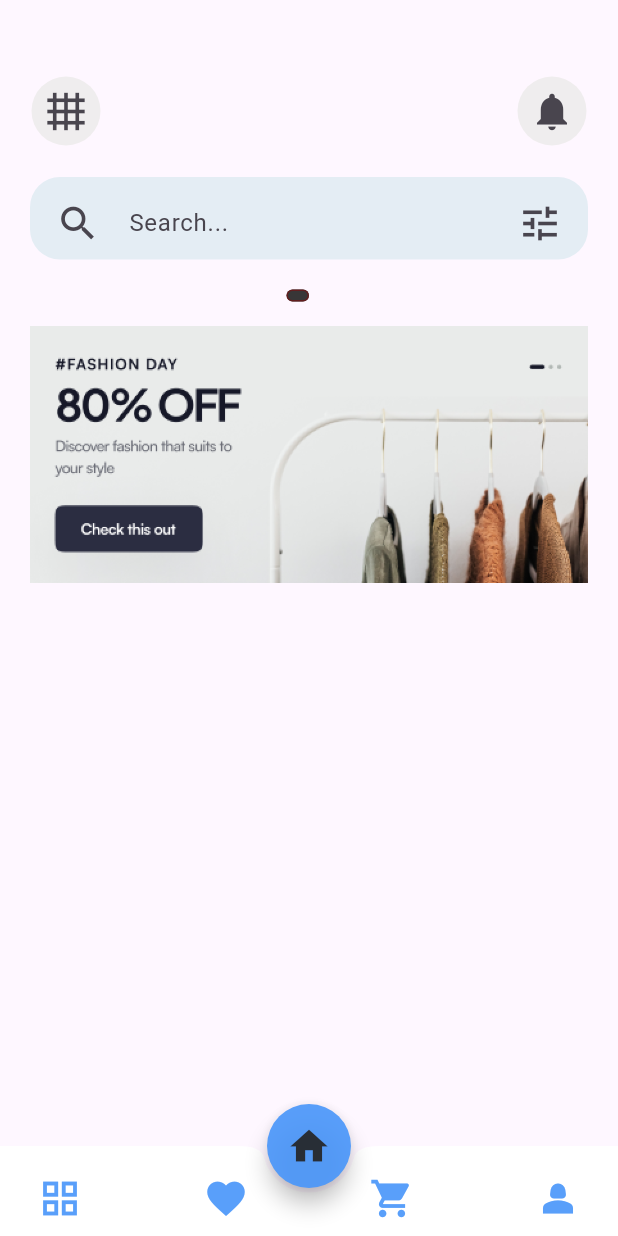
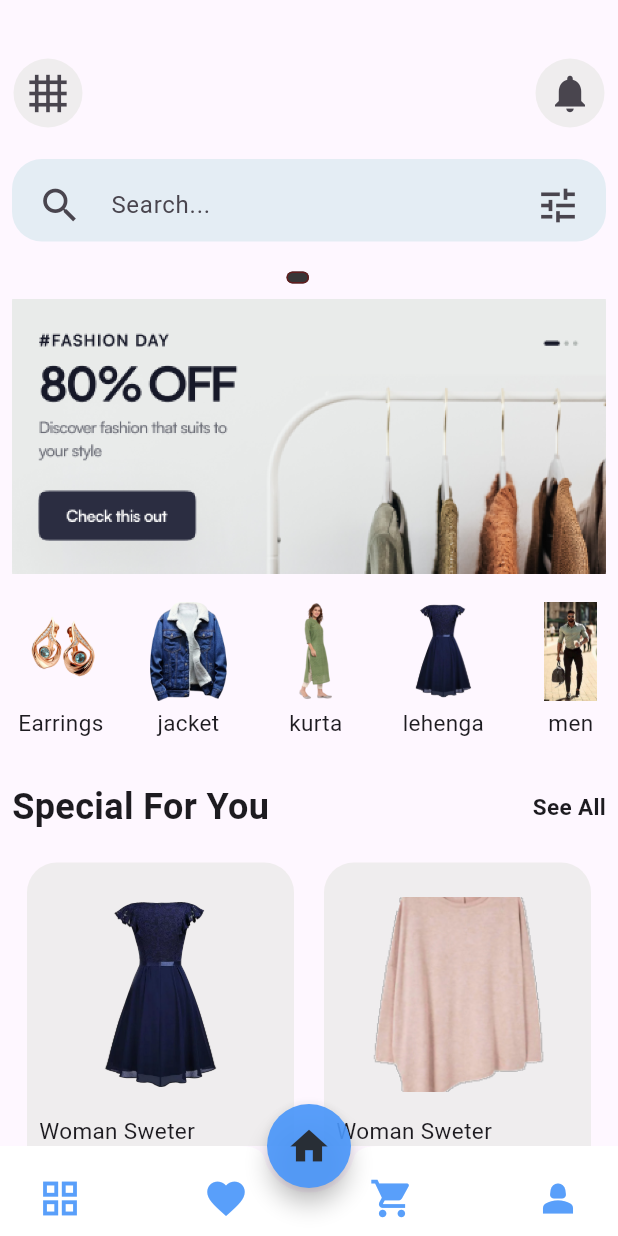
Before and after one commit to NesrineEid-prg/ECOM, a Flutter app: the screen it shows after launch, on a phone screen of 412 x 824 dp. Run offline on Flutter 3.47's test engine with Material 3 defaults, Android fonts, the phone set to English and light mode, and no system bars.

```diff
--- a/lib/import.dart
+++ b/lib/import.dart
@@ -10,3 +10,7 @@ part './widget/appbar-widget.dart';
 part './widget/search-app-widget.dart';
 part './widget/image-widget.dart';
 part './widget/categorie-widget.dart';
+part './widget/product-cart-widget.dart';
+//model
+part './model/categorie-model.dart';
+part './model/product-model.dart';
--- /dev/null
+++ b/lib/model/categorie-model.dart
@@ -0,0 +1,23 @@
+part of '../import.dart';
+
+class CategorieModel {
+  final String title;
+  final String image;
+
+  CategorieModel({required this.image, required this.title});
+}
+
+final List<CategorieModel> categories = [
+  CategorieModel(image: 'assets/images/earrings.png', title: 'Earrings'),
+  CategorieModel(image: 'assets/images/jacket.png', title: 'jacket'),
+  CategorieModel(image: 'assets/images/kurta.png', title: 'kurta'),
+  CategorieModel(image: 'assets/images/lehenga.png', title: 'lehenga'),
+  CategorieModel(image: 'assets/images/men.png', title: 'men'),
+  CategorieModel(image: 'assets/images/miband.jpg', title: 'miband'),
+  CategorieModel(
+      image: 'assets/images/necklace.png', title: 'necklace-jewellery'),
+  CategorieModel(image: 'assets/images/perfume.png', title: 'perfume'),
+  CategorieModel(
+      image: 'assets/images/sports shoes.png', title: 'sports shoes'),
+  CategorieModel(image: 'assets/images/wireless.png', title: 'wireless'),
+];
--- /dev/null
+++ b/lib/model/product-model.dart
@@ -0,0 +1,98 @@
+part of '../import.dart';
+
+class ProductModel {
+  final String title;
+
+  final String review;
+  final String description;
+  final String image;
+  final double price;
+  final List<Color> colors;
+  final String seller;
+  final String category;
+  final double rate;
+  int quantity;
+
+  ProductModel(
+      {required this.review,
+      required this.title,
+      required this.description,
+      required this.image,
+      required this.price,
+      required this.colors,
+      required this.seller,
+      required this.category,
+      required this.rate,
+      required this.quantity});
+}
+
+final List<ProductModel> products = [
+  ProductModel(
+    title: "Woman Sweter",
+    description:
+        "Lorem ipsum dolor sit amet, consectetur adipiscing elit, sed do eiusmod tempor incididunt ut labore et dolore magna aliqua. Donec massa sapien faucibus et molestie ac feugiat. In massa tempor nec feugiat nisl. Libero id faucibus nisl tincidunt.",
+    image: "assets/images/lehenga.png",
+    price: 120,
+    seller: "Joy Store",
+    colors: [
+      Colors.brown,
+      Colors.deepPurple,
+      Colors.pink,
+    ],
+    category: "Woman Fashion",
+    review: "(32 Reviews)",
+    rate: 4.5,
+    quantity: 1,
+  ),
+  ProductModel(
+    title: "Woman Sweter",
+    description:
+        "Lorem ipsum dolor sit amet, consectetur adipiscing elit, sed do eiusmod tempor incididunt ut labore et dolore magna aliqua. Donec massa sapien faucibus et molestie ac feugiat. In massa tempor nec feugiat nisl. Libero id faucibus nisl tincidunt.",
+    image: "assets/images/sweet.png",
+    price: 120,
+    seller: "Joy Store",
+    colors: [
+      Colors.brown,
+      Colors.deepPurple,
+      Colors.pink,
+    ],
+    category: "Woman Fashion",
+    review: "(32 Reviews)",
+    rate: 4.5,
+    quantity: 1,
+  ),
+  ProductModel(
+    title: "Wireless Headphones",
+    description:
+        "Lorem ipsum dolor sit amet, consectetur adipiscing elit, sed do eiusmod tempor incididunt ut labore et dolore magna aliqua. Donec massa sapien faucibus et molestie ac feugiat. In massa tempor nec feugiat nisl. Libero id faucibus nisl tincidunt.",
+    image: "assets/images/wireless.png",
+    price: 120,
+    seller: "Tariqul isalm",
+    colors: [
+      Colors.black,
+      Colors.blue,
+      Colors.orange,
+    ],
+    category: "Electronics",
+    review: "(320 Reviews)",
+    rate: 4.8,
+    quantity: 1,
+  ),
+  ProductModel(
+    title: "Smart Watch",
+    description:
+        "Lorem ipsum dolor sit amet, consectetur adipiscing elit, sed do eiusmod tempor incididunt ut labore et dolore magna aliqua. Donec massa sapien faucibus et molestie ac feugiat. In massa tempor nec feugiat nisl. Libero id faucibus nisl tincidunt.",
+    image: "assets/images/miband.jpg",
+    price: 55,
+    seller: "Ram Das",
+    colors: [
+      Colors.black,
+      Colors.amber,
+      Colors.purple,
+    ],
+    category: "Electronics",
+    review: "(20 Reviews)",
+    rate: 4.0,
+    quantity: 1,
+  ),
+];
--- a/lib/screen/home/home-page.dart
+++ b/lib/screen/home/home-page.dart
@@ -14,7 +14,7 @@ class _HomePageState extends State<HomePage> {
     return Scaffold(
       body: SingleChildScrollView(
         child: Padding(
-          padding: const EdgeInsets.all(20),
+          padding: const EdgeInsets.all(8.0),
           child: Column(
             mainAxisAlignment: MainAxisAlignment.start,
             children: [
@@ -29,7 +29,36 @@ class _HomePageState extends State<HomePage> {
                     setState(() {
                       currentIndex = value;
                     });
-                  })
+                  }),
+              const CategrieWidget(),
+              const Row(
+                mainAxisAlignment: MainAxisAlignment.spaceBetween,
+                children: [
+                  Text(
+                    "Special For You",
+                    style: TextStyle(fontSize: 24, fontWeight: FontWeight.bold),
+                  ),
+                  Text(
+                    "See All",
+                    style: TextStyle(fontSize: 15, fontWeight: FontWeight.bold),
+                  )
+                ],
+              ),
+              const SizedBox(height: 10),
+              GridView.builder(
+                  // physics: const NeverScrollableScrollPhysics(),
+                  shrinkWrap: true,
+                  gridDelegate: const SliverGridDelegateWithFixedCrossAxisCount(
+                      crossAxisCount: 2,
+                      childAspectRatio: 0.78,
+                      mainAxisSpacing: 20),
+                  itemCount: products.length,
+                  itemBuilder: (context, index) {
+                    return ProductCartWidget(
+                      product: products[index],
+                    );
+                  }),
+              const Row(children: [Text('')]),
             ],
           ),
         ),
--- a/lib/widget/categorie-widget.dart
+++ b/lib/widget/categorie-widget.dart
@@ -1,9 +1,41 @@
 part of '../import.dart';
+
 class CategrieWidget extends StatelessWidget {
   const CategrieWidget({super.key});
 
   @override
   Widget build(BuildContext context) {
-    return const Placeholder();
+    return SizedBox(
+      height: 120,
+      child: ListView.separated(
+        itemCount: categories.length,
+        scrollDirection: Axis.horizontal,
+        itemBuilder: (context, index) {
+          return Column(
+            children: [
+              Container(
+                width: 65,
+                height: 66,
+                decoration: BoxDecoration(
+                    shape: BoxShape.rectangle,
+                    image: DecorationImage(
+                        image: AssetImage(categories[index].image),
+                        fit: BoxFit.contain)),
+              ),
+              const SizedBox(
+                height: 4,
+              ),
+              Text(
+                categories[index].title,
+                style: const TextStyle(fontSize: 15),
+              )
+            ],
+          );
+        },
+        separatorBuilder: (context, index) => const SizedBox(
+          width: 20,
+        ),
+      ),
+    );
   }
 }
--- /dev/null
+++ b/lib/widget/product-cart-widget.dart
@@ -0,0 +1,66 @@
+part of '../import.dart';
+
+class ProductCartWidget extends StatelessWidget {
+  final ProductModel product;
+
+  const ProductCartWidget({super.key, required this.product});
+
+  @override
+  Widget build(BuildContext context) {
+    return GestureDetector(
+        onTap: () {},
+        child: Padding(
+          padding: const EdgeInsets.all(10),
+          child: Container(
+            width: 200,
+            height: 500,
+            decoration: BoxDecoration(
+                borderRadius: BorderRadius.circular(20),
+                color: AppConstant.appStatusBarcolor),
+            child: Padding(
+              padding: const EdgeInsets.all(8.0),
+              child: Column(
+                crossAxisAlignment: CrossAxisAlignment.start,
+                children: [
+                  const SizedBox(height: 15),
+                  Center(
+                    child: Image.asset(
+                      product.image,
+                      width: 130,
+                      height: 130,
+                      fit: BoxFit.cover,
+                    ),
+                  ),
+                  const SizedBox(height: 15),
+                  Text(
+                    product.title,
+                    style: const TextStyle(fontSize: 15),
+                  ),
+                  const SizedBox(height: 5),
+                  Row(
+                    mainAxisAlignment: MainAxisAlignment.spaceBetween,
+                    children: [
+                      Text(
+                        '\$${product.price}',
+                        style: const TextStyle(fontSize: 15),
+                      ),
+                      Row(
+                          children: List.generate(
+                              product.colors.length,
+                              (index) => Container(
+                                    width: 18,
+                                    height: 18,
+                                    margin: const EdgeInsets.only(right: 4),
+                                    decoration: BoxDecoration(
+                                        shape: BoxShape.circle,
+                                        color: product.colors[index]),
+                                  )))
+                    ],
+                  )
+                ],
+              ),
+            ),
+          ),
+        ));
+  }
+}
```
Also changed, not shown: assets/images/earrings.png (added), assets/images/jacket.png (added), assets/images/kurta.png (added), assets/images/lehenga.png (added), assets/images/men.png (added), assets/images/miband.jpg (added), assets/images/necklace-jewellery.png (added), assets/images/perfume.png (added), assets/images/sports shoes.png (added), assets/images/sweet.png (added), assets/images/vans old skool.png (added), assets/images/wireless.png (added), lib/screen/details/datails-page.dart (added).
